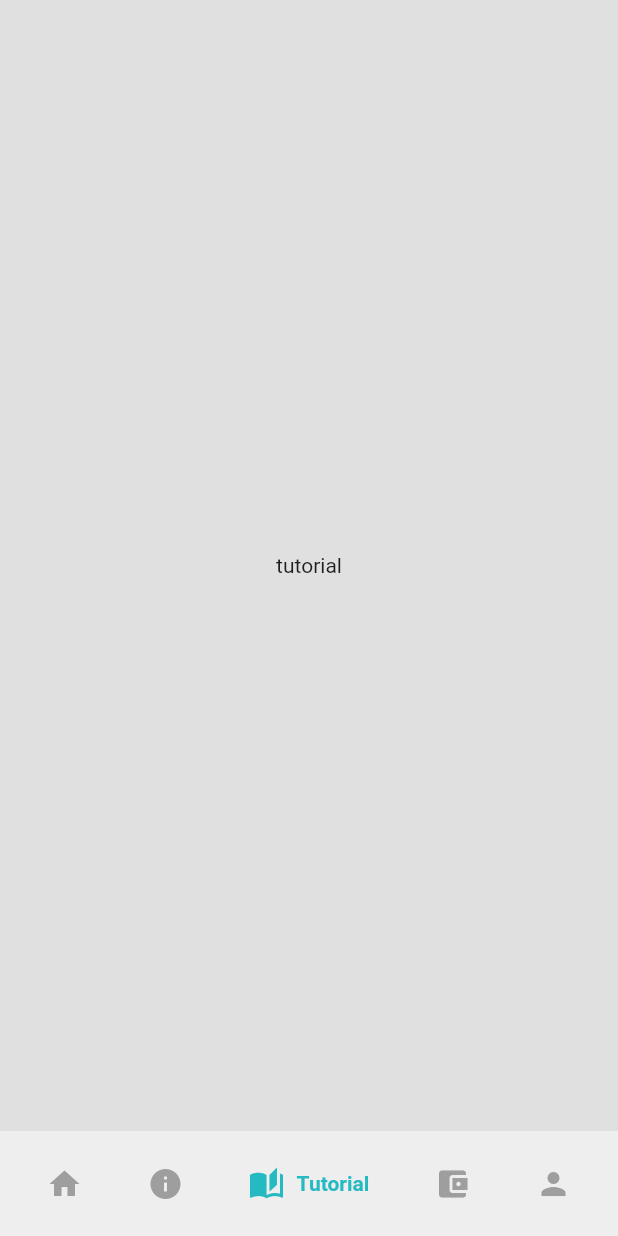
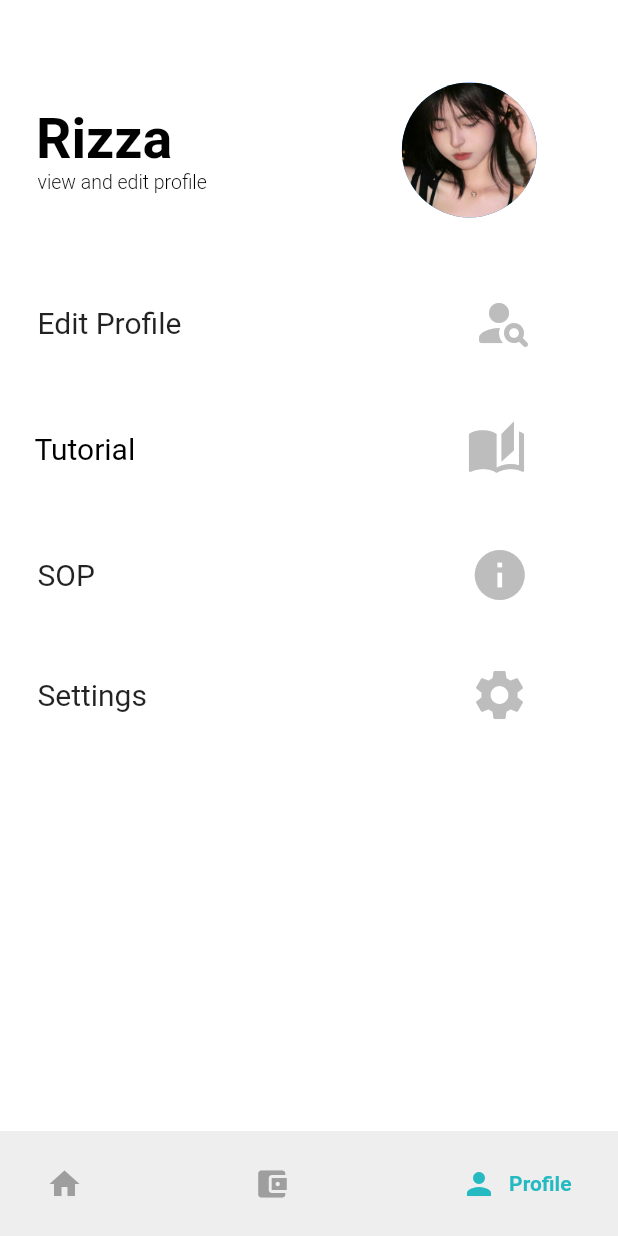
Before and after one commit to d1k4s/project_semester_3_mobile, a Flutter app: the ProfilePage screen opened directly, item 3 of the bottom bar chosen, on a phone screen of 412 x 824 dp. Run offline on Flutter 3.47's test engine with Material 2 defaults, Android fonts, the light colour scheme and no system bars; drawn by our look-alikes of google_nav_bar; our stand-ins replace carousel_slider, firebase_auth, firebase_core, native_pdf_view, smooth_page_indicator; missing offline and left inert: a package; accounts and stored records are empty; network calls fail.

Commit message:
add profile

```diff
--- a/lib/BottomBar.dart
+++ b/lib/BottomBar.dart
@@ -5,6 +5,7 @@ import 'package:google_nav_bar/google_nav_bar.dart';
 import 'package:flutter/material.dart';
 import 'Page/home_page.dart';
 import 'Page/profile.dart';
+import 'Page/profile2.dart';
 import 'Page/sop.dart';
 import 'Page/tutorial.dart';
 
@@ -22,7 +23,7 @@ class _ProfilePageState extends State<ProfilePage> {
     sop(),
     Text('tutorial'),
     Tutorial(),
-    Profile(),
+    Profile2(),
   ];
 
   final PageStorageBucket bucket = PageStorageBucket();
@@ -53,24 +54,24 @@ class _ProfilePageState extends State<ProfilePage> {
                   });
                 },
               ),
-              GButton(
-                icon: Icons.info,
-                text: 'SOP',
-                onPressed: () {
-                  setState(() {
-                    currentTab = 1;
-                  });
-                },
-              ),
-              GButton(
-                icon: Icons.auto_stories,
-                text: 'Tutorial',
-                onPressed: () {
-                  setState(() {
-                    currentTab = 2;
-                  });
-                },
-              ),
+              // GButton(
+              //   icon: Icons.info,
+              //   text: 'SOP',
+              //   onPressed: () {
+              //     setState(() {
+              //       currentTab = 1;
+              //     });
+              //   },
+              // ),
+              // GButton(
+              //   icon: Icons.auto_stories,
+              //   text: 'Tutorial',
+              //   onPressed: () {
+              //     setState(() {
+              //       currentTab = 2;
+              //     });
+              //   },
+              // ),
               GButton(
                 icon: Icons.account_balance_wallet,
                 text: 'Payments',
--- a/lib/MorePage/Bromo.dart
+++ b/lib/MorePage/Bromo.dart
@@ -18,12 +18,13 @@ class Bromo extends StatefulWidget {
 class _BromoState extends State<Bromo> {
   @override
   Widget build(BuildContext context) {
-    return Scaffold(
-      resizeToAvoidBottomInset: true,
-      appBar: AppBar(
-        backgroundColor: Color(0xff25bac2),
-        elevation: 10,
-      ),
+    return SafeArea(
+      child: Scaffold(
+        resizeToAvoidBottomInset: false,
+        // appBar: AppBar(
+        //   backgroundColor: Color(0xff25bac2),
+        //   elevation: 10,
+        // ),
         body: SingleChildScrollView(
           child: Column(
             crossAxisAlignment: CrossAxisAlignment.start,
@@ -77,14 +78,14 @@ class _BromoState extends State<Bromo> {
                             ),
                           ),
                           Container(
-                            height: 550, //height of TabBarView
+                              height: double.infinity, //height of TabBarView
                               decoration: BoxDecoration(
                                   border: Border(
                                       top: BorderSide(
                                           color: Colors.grey, width: 0.5))),
                               child: TabBarView(children: <Widget>[
                                 Container(
-                                // height: 607,
+                                  height: double.infinity,
                                   alignment: Alignment.topCenter,
                                   child: SingleChildScrollView(
                                     child: Column(
@@ -267,6 +268,7 @@ class _BromoState extends State<Bromo> {
             ],
           ),
         ),
+      ),
     );
   }
 }
--- /dev/null
+++ b/lib/Page/profile2.dart
@@ -0,0 +1,154 @@
+// ignore_for_file: prefer_const_constructors, prefer_const_literals_to_create_immutables
+
+import 'dart:ui';
+import 'package:flutter/material.dart';
+import 'package:login/Page/sop.dart';
+
+class Profile2 extends StatelessWidget {
+  const Profile2({super.key});
+
+  @override
+  Widget build(BuildContext context) {
+    return Scaffold(
+      body: SafeArea(
+        child: Container(
+          color: Colors.white,
+          child: ListView(
+            children: <Widget>[
+              SizedBox(height: 55),
+              Row(
+                children: <Widget>[
+                  Column(
+                    children: [
+                      Container(
+                        child: Padding(
+                          padding: const EdgeInsets.only(left: 1),
+                          child: Text('Rizza',
+                              style: TextStyle(
+                                  fontWeight: FontWeight.bold,
+                                  fontSize: 37,
+                                  color: Colors.black)),
+                        ),
+                      ),
+                      Container(
+                        child: Padding(
+                          padding: const EdgeInsets.only(left: 25),
+                          child: Text('view and edit profile',
+                              style: TextStyle(
+                                  fontWeight: FontWeight.w300,
+                                  fontSize: 13,
+                                  color: Colors.black)),
+                        ),
+                      ),
+                    ],
+                  ),
+                  Padding(
+                    padding: const EdgeInsets.only(left: 130),
+                    child: CircleAvatar(
+                      backgroundImage: AssetImage('assets/justina.jpg'),
+                      radius: 45,
+                    ),
+                  ),
+                ],
+              ),
+              SizedBox(
+                height: 50,
+              ),
+              Row(
+                children: [
+                  Padding(
+                    padding: const EdgeInsets.only(left: 25),
+                    child: Text(
+                      'Edit Profile',
+                      style: TextStyle(
+                        fontWeight: FontWeight.w400,
+                        fontSize: 20,
+                      ),
+                    ),
+                  ),
+                  Padding(
+                    padding: const EdgeInsets.only(left: 195),
+                    child: Icon(Icons.person_search_rounded,
+                        size: 40.0, color: Colors.grey.shade400),
+                  ),
+                ],
+              ),
+              SizedBox(
+                height: 40,
+              ),
+              Row(
+                children: [
+                  Padding(
+                    padding: const EdgeInsets.only(left: 15),
+                    child: TextButton(
+                      onPressed: () {},
+                      child: Text(
+                        'Tutorial                                           ',
+                        style: TextStyle(
+                            fontWeight: FontWeight.w400,
+                            fontSize: 20,
+                            color: Colors.black),
+                      ),
+                    ),
+                  ),
+                  Icon(Icons.auto_stories,
+                      size: 40.0, color: Colors.grey.shade400)
+                ],
+              ),
+              SizedBox(
+                height: 40,
+              ),
+              Row(
+                children: [
+                  Padding(
+                    padding: const EdgeInsets.only(left: 25),
+                    child: Text(
+                      'SOP',
+                      style: TextStyle(
+                        fontWeight: FontWeight.w400,
+                        fontSize: 20,
+                      ),
+                    ),
+                  ),
+                  GestureDetector(
+                    onTap: () {
+                      Navigator.push(context,
+                          MaterialPageRoute(builder: (context) {
+                        return sop();
+                      }));
+                    },
+                    child: Padding(
+                        padding: const EdgeInsets.only(left: 250),
+                        child: Icon(Icons.info,
+                            size: 40.0, color: Colors.grey.shade400)),
+                  ),
+                ],
+              ),
+              SizedBox(
+                height: 40,
+              ),
+              Row(
+                children: [
+                  Padding(
+                    padding: const EdgeInsets.only(left: 25),
+                    child: Text(
+                      'Settings',
+                      style: TextStyle(
+                        fontWeight: FontWeight.w400,
+                        fontSize: 20,
+                      ),
+                    ),
+                  ),
+                  Padding(
+                      padding: const EdgeInsets.only(left: 215),
+                      child: Icon(Icons.settings,
+                          size: 40.0, color: Colors.grey.shade400)),
+                ],
+              ),
+            ],
+          ),
+        ),
+      ),
+    );
+  }
+}
--- a/lib/Page/sop.dart
+++ b/lib/Page/sop.dart
@@ -15,12 +15,14 @@ class _sopState extends State<sop> {
       PdfController(document: PdfDocument.openAsset('assets/pdf/pdf.pdf'));
   @override
   Widget build(BuildContext context) {
-    return  Scaffold(
-  body: Center(
-    child: PdfView(
-      controller: pdfController,
-    )
-  ),
-);
+    return Scaffold(
+      appBar: AppBar(
+        title: Text("SOP"),
+      ),
+      body: Center(
+          child: PdfView(
+        controller: pdfController,
+      )),
+    );
   }
 }
--- a/pubspec.yaml
+++ b/pubspec.yaml
@@ -59,6 +59,7 @@ flutter:
     - assets/bromoh.jpg
     - assets/logoo.jpg
     - assets/pdf/pdf.pdf
+    - assets/justina.jpg
   # An image asset can refer to one or more resolution-specific "variants", see
   # https://flutter.dev/assets-and-images/#resolution-aware
   # For details regarding adding assets from package dependencies, see
```
Also changed, not shown: assets/justina.jpg (added), 1 other file. Lines whose indentation alone changed are shown as unchanged.
